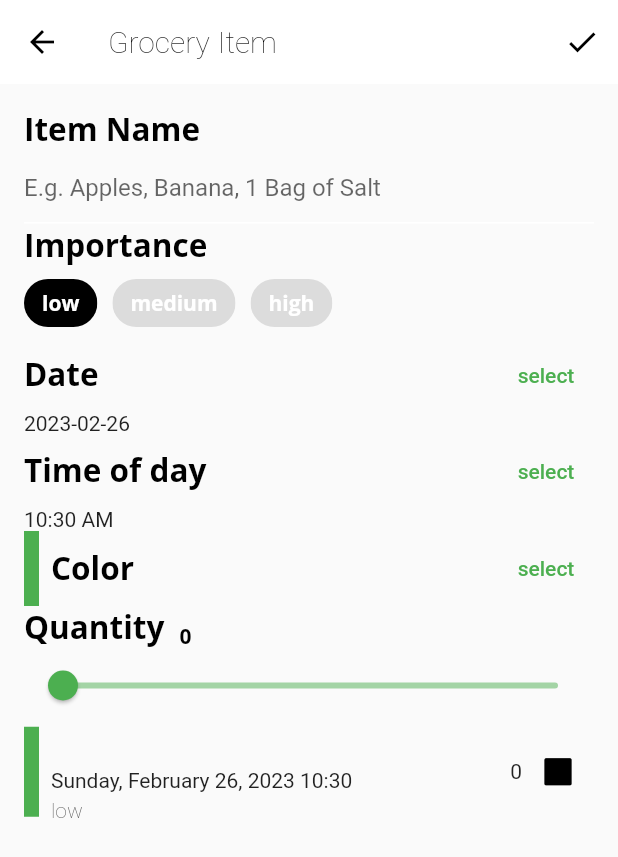
After one commit to pumpkinsoft88/flutter_interactive, a Flutter app: the GroceryScreen screen opened directly, after a tap on the "add" icon, on a phone screen of 412 x 824 dp. The commit adds this screen. Shown: the top 857 px of the screen. Run offline on Flutter 3.47's test engine with Material 2 defaults, Android fonts, the phone set to English and light mode, and no system bars; our stand-ins replace flutter_colorpicker, google_fonts.

Commit message:
2nd commit

```diff
--- a/lib/components/empty_grocery_screen.dart
+++ b/lib/components/empty_grocery_screen.dart
@@ -1,4 +1,7 @@
 import 'package:flutter/material.dart';
+import 'package:provider/provider.dart';
+
+import '../models/models.dart';
 
 class EmptyGroceryScreen extends StatelessWidget {
   const EmptyGroceryScreen({super.key});
@@ -25,7 +28,9 @@ class EmptyGroceryScreen extends StatelessWidget {
           style: Theme.of(context).textTheme.bodyText2,
         ),
         MaterialButton(
-          onPressed: () {},
+          onPressed: () {
+            Provider.of<TabManager>(context, listen: false).goToRecipes();
+          },
           textColor: Colors.white,
           color: Colors.green,
           height: 36,
--- /dev/null
+++ b/lib/components/grocery_item_screen.dart
@@ -0,0 +1,320 @@
+// ignore_for_file: unused_import
+
+import 'package:flutter/material.dart';
+import 'package:google_fonts/google_fonts.dart';
+import 'package:flutter_colorpicker/flutter_colorpicker.dart';
+import 'package:intl/intl.dart';
+import 'package:uuid/uuid.dart';
+import '../models/models.dart';
+import 'grocery_tile.dart';
+
+class GroceryItemScreen extends StatefulWidget {
+  // 1
+  final Function(GroceryItem) onCreate;
+  // 2
+  final Function(GroceryItem) onUpdate;
+  // 3
+  final GroceryItem? originalItem;
+  // 4
+  final bool isUpdating;
+
+  const GroceryItemScreen({
+    super.key,
+    required this.onCreate,
+    required this.onUpdate,
+    this.originalItem,
+  }) : isUpdating = (originalItem != null);
+
+  @override
+  GroceryItemScreenState createState() => GroceryItemScreenState();
+}
+
+class GroceryItemScreenState extends State<GroceryItemScreen> {
+  // TODO: Add grocery item screen state properties
+  String name = '';
+  Importance importance = Importance.low;
+  DateTime _dueDate = DateTime.now();
+  TimeOfDay _timeOfDay = TimeOfDay.now();
+  Color _currentColor = Colors.green;
+  int _currentSliderValue = 0;
+
+  final _nameController = TextEditingController();
+
+  @override
+  void initState() {
+    // TODO: implement initState
+    super.initState();
+
+    final originalItem = widget.originalItem;
+    if (originalItem != null) {
+      name = originalItem.name;
+      importance = originalItem.importance;
+      _dueDate = originalItem.date;
+      _timeOfDay = TimeOfDay.fromDateTime(originalItem.date);
+      _currentColor = originalItem.color;
+      _currentSliderValue = originalItem.quantity;
+      _nameController.text = originalItem.name;
+    }
+
+    _nameController.addListener(() {
+      name = _nameController.text;
+      print(name);
+    });
+  }
+
+  @override
+  void dispose() {
+    _nameController.dispose();
+    super.dispose();
+  }
+
+  @override
+  Widget build(BuildContext context) {
+    // TODO: Add GroceryItemScreen Scaffold
+    return Scaffold(
+        appBar: AppBar(
+          actions: [
+            IconButton(onPressed: () {}, icon: const Icon(Icons.check))
+          ],
+          elevation: 0.0,
+          title: Text(
+            'Grocery Item',
+            style: Theme.of(context).textTheme.headline6!.copyWith(
+                fontFamily: GoogleFonts.lemon().fontFamily,
+                fontWeight: FontWeight.w200),
+          ),
+        ),
+        body: ListView(
+          padding: const EdgeInsets.all(16),
+          children: [
+            buildNameField(),
+            buildImportanceField(),
+            buildDateField(),
+            buildTimeField(),
+            buildColorPicker(),
+            buildQuantityField(),
+            GroceryTile(
+              groceryItem: GroceryItem(
+                id: 'asdf',
+                name: name,
+                importance: importance,
+                color: _currentColor,
+                date: DateTime(_dueDate.year, _dueDate.month, _dueDate.day,
+                    _timeOfDay.hour, _timeOfDay.minute),
+                quantity: _currentSliderValue.toInt(),
+              ),
+            )
+          ],
+        ));
+  }
+
+  // TODO: Add buildNameField()
+  Widget buildNameField() {
+    return Column(
+      crossAxisAlignment: CrossAxisAlignment.start,
+      children: [
+        Text('Item Name', style: Theme.of(context).textTheme.headline2),
+        TextField(
+          controller: _nameController,
+          cursorColor: _currentColor,
+          decoration: InputDecoration(
+              hintText: 'E.g. Apples, Banana, 1 Bag of Salt',
+              enabledBorder: const UnderlineInputBorder(
+                  borderSide: BorderSide(color: Colors.white)),
+              focusedBorder: UnderlineInputBorder(
+                  borderSide: BorderSide(color: _currentColor))),
+        )
+      ],
+    );
+  }
+
+  // TODO: Add buildImportanceField()
+  Widget buildImportanceField() {
+    const textStyle = TextStyle(color: Colors.white);
+    return Column(
+      crossAxisAlignment: CrossAxisAlignment.start,
+      children: [
+        Text('Importance', style: Theme.of(context).textTheme.headline2),
+        Wrap(
+          spacing: 10,
+          children: [
+            ChoiceChip(
+                onSelected: (selected) {
+                  setState(() {
+                    importance = Importance.low;
+                  });
+                },
+                selectedColor: Colors.black,
+                label: const Text(
+                  'low',
+                  style: textStyle,
+                ),
+                selected: importance == Importance.low),
+            ChoiceChip(
+                onSelected: (selected) {
+                  setState(() {
+                    importance = Importance.medium;
+                  });
+                },
+                selectedColor: Colors.black,
+                label: const Text(
+                  'medium',
+                  style: textStyle,
+                ),
+                selected: importance == Importance.medium),
+            ChoiceChip(
+                onSelected: (selected) {
+                  setState(() {
+                    importance = Importance.high;
+                  });
+                },
+                selectedColor: Colors.black,
+                label: const Text(
+                  'high',
+                  style: textStyle,
+                ),
+                selected: importance == Importance.high),
+          ],
+        )
+      ],
+    );
+  }
+
+  // TODO: ADD buildDateField()
+  Widget buildDateField() {
+    return Column(
+      crossAxisAlignment: CrossAxisAlignment.start,
+      children: [
+        Row(
+          mainAxisAlignment: MainAxisAlignment.spaceBetween,
+          children: [
+            Text('Date', style: Theme.of(context).textTheme.headline2),
+            TextButton(
+                onPressed: () async {
+                  final currentDate = DateTime.now();
+                  final dateSelected = await showDatePicker(
+                      context: context,
+                      initialDate: currentDate,
+                      firstDate: currentDate,
+                      lastDate: DateTime(currentDate.year + 5));
+                  if (dateSelected != null) {
+                    _dueDate = dateSelected;
+                    setState(() {});
+                  }
+                },
+                child: Text(
+                  'select',
+                  style: TextStyle(color: _currentColor),
+                ))
+          ],
+        ),
+        Text(DateFormat('yyyy-MM-dd').format(_dueDate))
+      ],
+    );
+  }
+
+  // TODO: Add buildTimeField()
+  Widget buildTimeField() {
+    return Column(
+      crossAxisAlignment: CrossAxisAlignment.start,
+      children: [
+        Row(
+          mainAxisAlignment: MainAxisAlignment.spaceBetween,
+          children: [
+            Text('Time of day', style: Theme.of(context).textTheme.headline2),
+            TextButton(
+                onPressed: () async {
+                  final timeSelected = await showTimePicker(
+                      context: context, initialTime: TimeOfDay.now());
+                  if (timeSelected != null) {
+                    _timeOfDay = timeSelected;
+                    setState(() {});
+                  }
+                },
+                child: Text(
+                  'select',
+                  style: TextStyle(color: _currentColor),
+                ))
+          ],
+        ),
+        Text(_timeOfDay.format(context))
+      ],
+    );
+  }
+
+  // TODO: Add buildColorPicker()
+  Widget buildColorPicker() {
+    return Row(
+      mainAxisAlignment: MainAxisAlignment.spaceBetween,
+      children: [
+        Container(
+          width: 10,
+          height: 50,
+          color: _currentColor,
+        ),
+        const SizedBox(width: 8),
+        Expanded(
+            child: Text('Color', style: Theme.of(context).textTheme.headline2)),
+        TextButton(
+            onPressed: () {
+              showDialog(
+                  context: context,
+                  builder: (context) {
+                    return AlertDialog(
+                      content: BlockPicker(
+                          pickerColor: Colors.white,
+                          onColorChanged: (color) {
+                            _currentColor = color;
+                            setState(() {});
+                          }),
+                      actions: [
+                        TextButton(
+                            onPressed: () {
+                              Navigator.pop(context);
+                            },
+                            child: const Text('save'))
+                      ],
+                    );
+                  });
+            },
+            child: Text(
+              'select',
+              style: TextStyle(color: _currentColor),
+            ))
+      ],
+    );
+  }
+
+  // TODO: Add buildQuantityField()
+  Widget buildQuantityField() {
+    return Column(
+      crossAxisAlignment: CrossAxisAlignment.start,
+      children: [
+        Row(
+          mainAxisAlignment: MainAxisAlignment.start,
+          crossAxisAlignment: CrossAxisAlignment.end,
+          children: [
+            Text('Quantity', style: Theme.of(context).textTheme.headline2),
+            const SizedBox(
+              width: 10,
+            ),
+            Text(_currentSliderValue.toInt().toString(),
+                style: Theme.of(context).textTheme.bodyText1)
+          ],
+        ),
+        Slider(
+            min: 0.0,
+            max: 100.0,
+            activeColor: _currentColor,
+            inactiveColor: _currentColor.withOpacity(0.5),
+            divisions: 100,
+            label: _currentSliderValue.toInt().toString(),
+            value: _currentSliderValue.toDouble(),
+            onChanged: (double quantity) {
+              _currentSliderValue = quantity.toInt();
+              setState(() {});
+            })
+      ],
+    );
+  }
+}
--- /dev/null
+++ b/lib/components/grocery_tile.dart
@@ -0,0 +1,70 @@
+// ignore_for_file: unused_import
+
+import 'package:flutter/material.dart';
+import 'package:intl/intl.dart';
+import '../models/models.dart';
+
+class GroceryTile extends StatelessWidget {
+  const GroceryTile({super.key, required this.groceryItem});
+
+  final GroceryItem groceryItem;
+
+  @override
+  Widget build(BuildContext context) {
+    return Row(
+      mainAxisAlignment: MainAxisAlignment.spaceBetween,
+      children: [
+        Row(
+          children: [
+            Container(
+              width: 10,
+              height: 60,
+              color: groceryItem.color,
+            ),
+            const SizedBox(
+              width: 8,
+            ),
+            Column(
+              crossAxisAlignment: CrossAxisAlignment.start,
+              children: [
+                Text(
+                  groceryItem.name,
+                  style: Theme.of(context).textTheme.headline6,
+                ),
+                const SizedBox(
+                  height: 4,
+                ),
+                Text(DateFormat.yMMMMEEEEd().add_Hm().format(groceryItem.date)),
+                const SizedBox(
+                  height: 4,
+                ),
+                buildImportance()
+              ],
+            ),
+          ],
+        ),
+        Row(
+          children: [
+            Text(groceryItem.quantity.toString()),
+            Checkbox(value: false, onChanged: (checked) {})
+          ],
+        ),
+      ],
+    );
+  }
+
+  Widget buildImportance() {
+    switch (groceryItem.importance) {
+      case Importance.low:
+        return const Text('low', style: TextStyle(fontWeight: FontWeight.w200));
+      case Importance.medium:
+        return const Text('medium',
+            style: TextStyle(fontWeight: FontWeight.w600));
+      case Importance.high:
+        return const Text('high',
+            style: TextStyle(fontWeight: FontWeight.w900, color: Colors.red));
+      default:
+        throw Exception('There is no such importance value');
+    }
+  }
+}
--- a/lib/home.dart
+++ b/lib/home.dart
@@ -1,8 +1,12 @@
+// ignore_for_file: unused_import
+
 import 'package:flutter/material.dart';
 
 import 'screens/explore_screen.dart';
 import 'screens/grocery_screen.dart';
 import 'screens/recipes_screen.dart';
+import 'package:provider/provider.dart';
+import 'models/models.dart';
 
 class Home extends StatefulWidget {
   const Home({super.key});
@@ -12,24 +16,15 @@ class Home extends StatefulWidget {
 }
 
 class HomeState extends State<Home> {
-  int _selectedIndex = 0;
-
   static List<Widget> pages = <Widget>[
     ExploreScreen(),
     RecipesScreen(),
-    // TODO: Replace with grocery screen
     const GroceryScreen(),
   ];
 
-  void _onItemTapped(int index) {
-    setState(() {
-      _selectedIndex = index;
-    });
-  }
-
   @override
   Widget build(BuildContext context) {
-    // TODO: Wrap inside a Consumer Widget
+    return Consumer<TabManager>(builder: (context, tabManager, child) {
       return Scaffold(
         appBar: AppBar(
           title: Text(
@@ -37,11 +32,14 @@ class HomeState extends State<Home> {
             style: Theme.of(context).textTheme.headline6,
           ),
         ),
-      body: pages[_selectedIndex],
+        body: pages[tabManager.selectedTab],
         bottomNavigationBar: BottomNavigationBar(
-        selectedItemColor: Theme.of(context).textSelectionTheme.selectionColor,
-        currentIndex: _selectedIndex,
-        onTap: _onItemTapped,
+          selectedItemColor:
+              Theme.of(context).textSelectionTheme.selectionColor,
+          currentIndex: tabManager.selectedTab,
+          onTap: (int index) {
+            tabManager.goToTab(index);
+          },
           items: const [
             BottomNavigationBarItem(
               icon: Icon(Icons.explore),
@@ -58,5 +56,6 @@ class HomeState extends State<Home> {
           ],
         ),
       );
+    });
   }
 }
--- a/lib/main.dart
+++ b/lib/main.dart
@@ -1,7 +1,10 @@
 import 'package:flutter/material.dart';
+import 'package:provider/provider.dart';
 
 import 'fooderlich_theme.dart';
 import 'home.dart';
+import 'models/grocery_manager.dart';
+import 'models/tab_manager.dart';
 
 void main() {
   runApp(const Fooderlich());
@@ -14,10 +17,13 @@ class Fooderlich extends StatelessWidget {
   Widget build(BuildContext context) {
     final theme = FooderlichTheme.light();
     return MaterialApp(
-      theme: theme,
-      title: 'Fooderlich',
-      // TODO: Replace this with MultiProvider
-      home: const Home(),
-    );
+        theme: theme,
+        title: 'Fooderlich',
+        // TODO: Replace this with MultiProvider
+        home: MultiProvider(providers: [
+          ChangeNotifierProvider<TabManager>(create: (context) => TabManager()),
+          ChangeNotifierProvider<GroceryManager>(
+              create: (context) => GroceryManager()),
+        ], child: const Home()));
   }
 }
--- /dev/null
+++ b/lib/models/grocery_item.dart
@@ -0,0 +1,50 @@
+import 'package:flutter/painting.dart';
+
+// 1
+enum Importance {
+  low,
+  medium,
+  high,
+}
+
+class GroceryItem {
+  // 2
+  final String id;
+  // 3
+  final String name;
+  final Importance importance;
+  final Color color;
+  final int quantity;
+  final DateTime date;
+  final bool isComplete;
+
+  GroceryItem({
+    required this.id,
+    required this.name,
+    required this.importance,
+    required this.color,
+    required this.quantity,
+    required this.date,
+    this.isComplete = false,
+  });
+
+  // 4
+  GroceryItem copyWith({
+    String? id,
+    String? name,
+    Importance? importance,
+    Color? color,
+    int? quantity,
+    DateTime? date,
+    bool? isComplete,
+  }) {
+    return GroceryItem(
+        id: id ?? this.id,
+        name: name ?? this.name,
+        importance: importance ?? this.importance,
+        color: color ?? this.color,
+        quantity: quantity ?? this.quantity,
+        date: date ?? this.date,
+        isComplete: isComplete ?? this.isComplete);
+  }
+}
--- /dev/null
+++ b/lib/models/grocery_manager.dart
@@ -0,0 +1,28 @@
+import 'package:flutter/foundation.dart';
+import 'models.dart';
+
+class GroceryManager extends ChangeNotifier {
+  final List<GroceryItem> _items = <GroceryItem>[];
+  List<GroceryItem> get groceryItems => List.unmodifiable(_items);
+
+  void addItem(GroceryItem item) {
+    _items.add(item);
+    notifyListeners();
+  }
+
+  void updateItem(GroceryItem item, int index) {
+    _items[index] = item;
+    notifyListeners();
+  }
+
+  void deleteItem(int index) {
+    _items.removeAt(index);
+    notifyListeners();
+  }
+
+  void toggleItemStatus(int index, bool complete) {
+    final item = _items[index];
+    _items[index] = item.copyWith(isComplete: complete);
+    notifyListeners();
+  }
+}
--- a/lib/models/models.dart
+++ b/lib/models/models.dart
@@ -2,3 +2,5 @@ export 'explore_data.dart';
 export 'explore_recipe.dart';
 export 'post.dart';
 export 'simple_recipe.dart';
+export 'tab_manager.dart';
+export 'grocery_item.dart';
--- /dev/null
+++ b/lib/models/tab_manager.dart
@@ -0,0 +1,17 @@
+import 'package:flutter/foundation.dart';
+
+class TabManager extends ChangeNotifier {
+  int _selectedTab = 0;
+
+  int get selectedTab => _selectedTab;
+
+  void goToTab(int index) {
+    _selectedTab = index;
+    notifyListeners();
+  }
+
+  void goToRecipes() {
+    _selectedTab = 1;
+    notifyListeners();
+  }
+}
--- a/lib/screens/grocery_screen.dart
+++ b/lib/screens/grocery_screen.dart
@@ -1,12 +1,41 @@
 import 'package:flutter/material.dart';
-
 import '../components/empty_grocery_screen.dart';
+import '../components/grocery_item_screen.dart';
+import '../models/grocery_item.dart';
+import '../models/grocery_manager.dart';
+import 'package:provider/provider.dart';
+import '../models/models.dart';
 
 class GroceryScreen extends StatelessWidget {
   const GroceryScreen({super.key});
 
   @override
   Widget build(BuildContext context) {
-    return const EmptyGroceryScreen();
+    return Scaffold(
+        body: buildGroceryScreen(),
+        floatingActionButton: FloatingActionButton(
+          onPressed: () {
+            final manager = Provider.of<GroceryManager>(context, listen: false);
+            Navigator.of(context).push(MaterialPageRoute(
+                builder: (context) => GroceryItemScreen(
+                      onCreate: (GroceryItem groceryItem) {
+                        manager.addItem(groceryItem);
+                        Navigator.of(context).pop();
+                      },
+                      onUpdate: (GroceryItem groceryItem) {},
+                    )));
+          },
+          child: const Icon(Icons.add),
+        ));
+  }
+
+  Widget buildGroceryScreen() {
+    return Consumer<GroceryManager>(builder: (context, groceryManager, child) {
+      if (groceryManager.groceryItems.isNotEmpty) {
+        return const Text('grocery list');
+      } else {
+        return const EmptyGroceryScreen();
+      }
+    });
   }
 }
--- a/pubspec.yaml
+++ b/pubspec.yaml
@@ -11,6 +11,10 @@ dependencies:
   flutter:
     sdk: flutter
   google_fonts: ^3.0.1
+  provider: ^6.0.4
+  flutter_colorpicker: ^1.0.3
+  intl: ^0.18.0
+  uuid: ^3.0.7
 
 dev_dependencies:
   flutter_test:
```
Also changed, not shown: pubspec.lock. Lines whose indentation alone changed are shown as unchanged.
